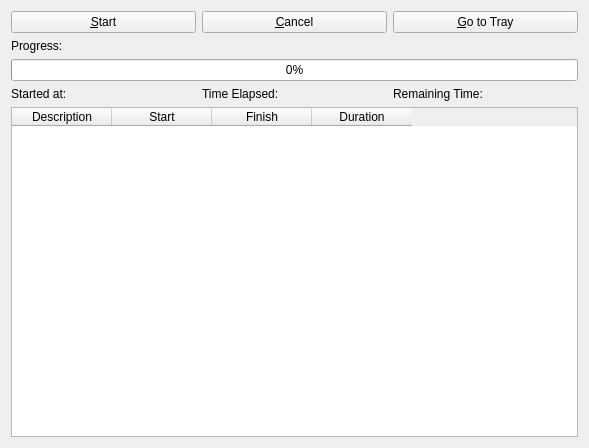
This is qtz/widgets/data/wizard-page-create-database-operation.ui in soroush/Qtz as Qt 5 draws it before an edit. The edited form follows.
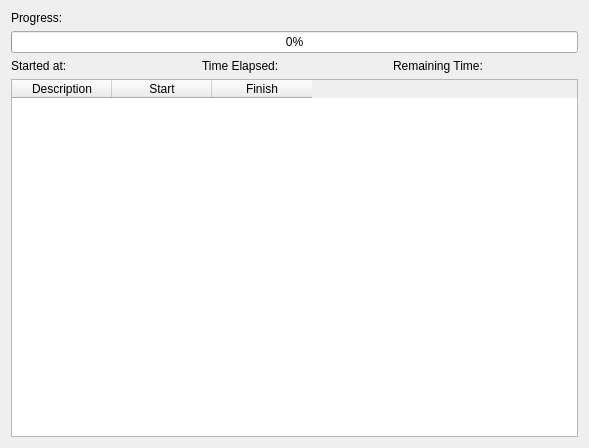
This is the edited form.

Commit message: * Database Creation Wizard improved * Connection Configuration updated

Patch:
```diff
--- a/qtz/widgets/data/wizard-page-create-database-operation.ui
+++ b/qtz/widgets/data/wizard-page-create-database-operation.ui
@@ -20,31 +20,6 @@
    <string>Database is currently beign created. Please wait...</string>
   </property>
   <layout class="QVBoxLayout" name="verticalLayout">
-   <item>
-    <layout class="QHBoxLayout" name="_2">
-     <item>
-      <widget class="QPushButton" name="pushButtonPRS">
-       <property name="text">
-        <string>&amp;Start</string>
-       </property>
-      </widget>
-     </item>
-     <item>
-      <widget class="QPushButton" name="pushButtonCancel">
-       <property name="text">
-        <string>&amp;Cancel</string>
-       </property>
-      </widget>
-     </item>
-     <item>
-      <widget class="QPushButton" name="pushButtonGoToTray">
-       <property name="text">
-        <string>&amp;Go to Tray</string>
-       </property>
-      </widget>
-     </item>
-    </layout>
-   </item>
    <item>
     <layout class="QVBoxLayout" name="_4">
      <item>
@@ -150,11 +125,6 @@
        <string>Finish</string>
       </property>
      </column>
-     <column>
-      <property name="text">
-       <string>Duration</string>
-      </property>
-     </column>
     </widget>
    </item>
   </layout>
```
The commit also changes 6 other files.
